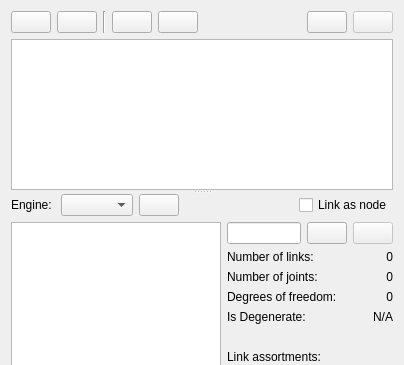
This is core/synthesis/collections/structure_widget.ui in KmolYuan/Pyslvs-UI as Qt 5 draws it before an edit; both pictures show x 0 to 404 and y 0 to 365 of the 404 by 562 pixel window. The edited form follows.
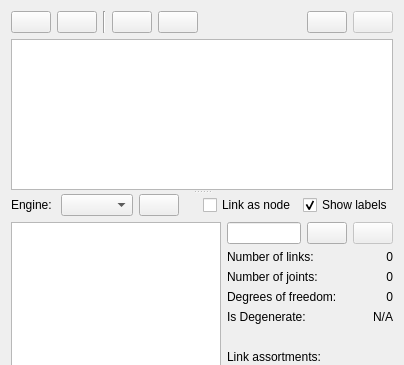
This is the edited form. Icons and pictures are not drawn.

```diff
--- a/core/synthesis/collections/structure_widget.ui
+++ b/core/synthesis/collections/structure_widget.ui
@@ -197,6 +197,16 @@
            </property>
           </widget>
          </item>
+         <item>
+          <widget class="QCheckBox" name="graph_show_label">
+           <property name="text">
+            <string>Show labels</string>
+           </property>
+           <property name="checked">
+            <bool>true</bool>
+           </property>
+          </widget>
+         </item>
         </layout>
        </item>
        <item>
```
